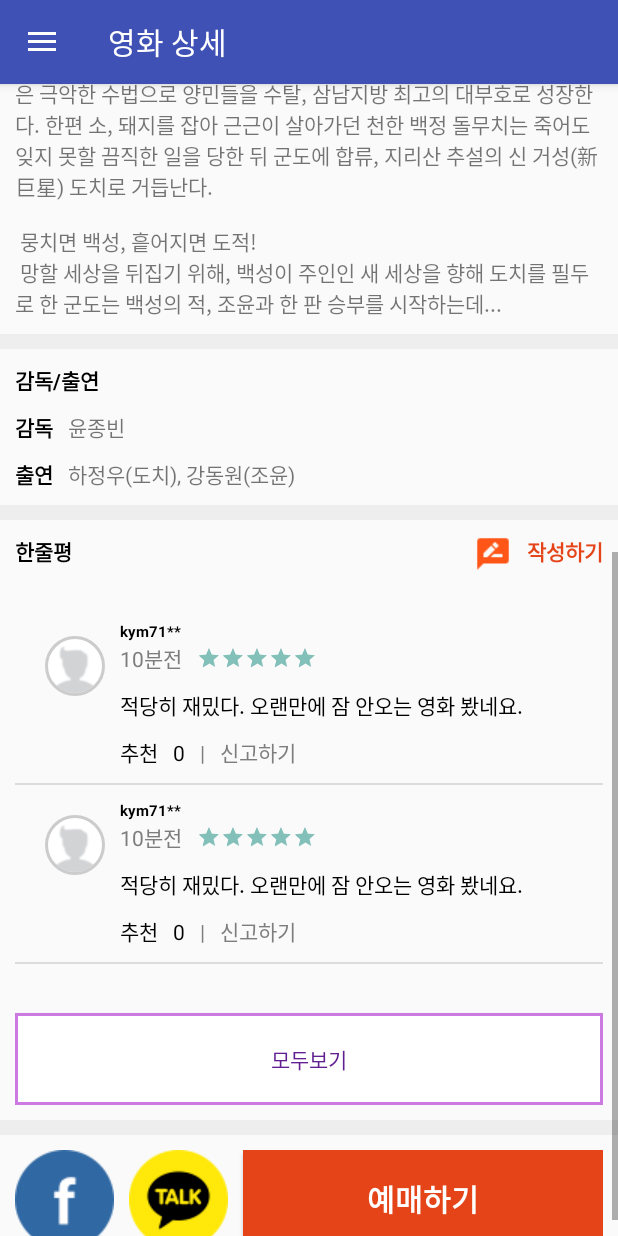
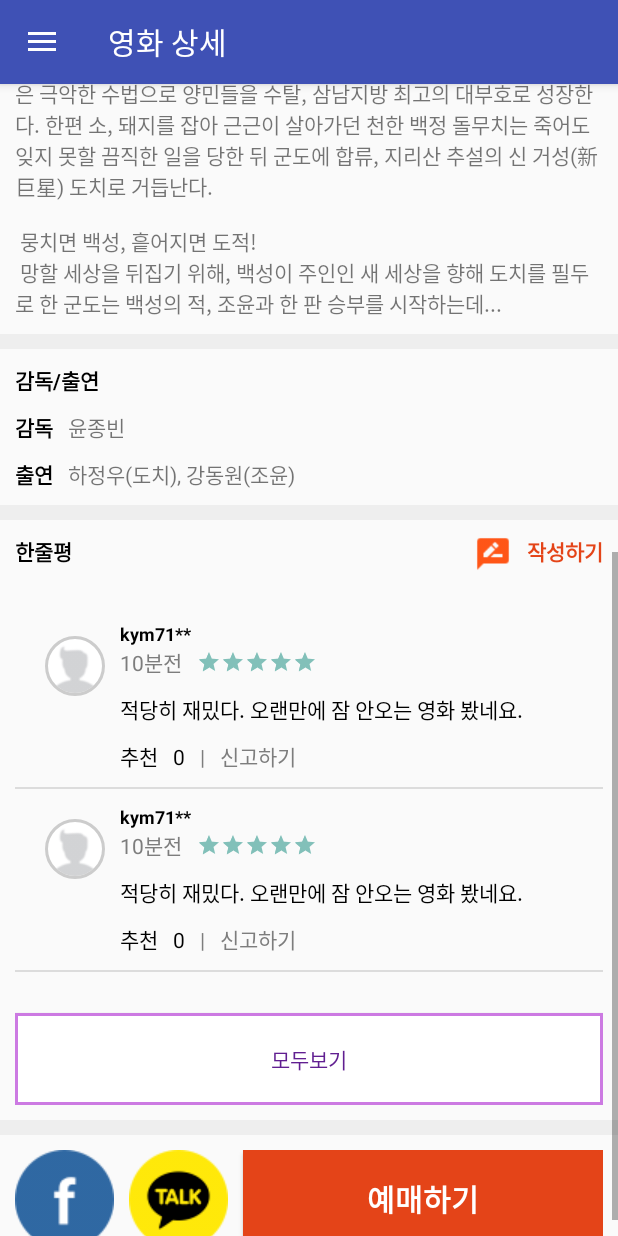
Before and after one commit to YunByungKwan/movieapp, an Android app: the MovieDetailFragment screen opened through its navigation route, scrolled down 537 dp, on a phone screen of 412 x 824 dp. Run offline under Robolectric (Android 15) with nearby library versions, the phone set to English and light mode, and no system bars; our stand-ins replace CircleImageView, data binding, navigation-ui.

Commit message:
refactor: Refactor Code

```diff
--- a/app/src/main/AndroidManifest.xml
+++ b/app/src/main/AndroidManifest.xml
@@ -20,11 +20,11 @@
             </intent-filter>
         </activity>
         <activity
-            android:name=".CommentListActivity"
+            android:name=".ui.comment.CommentListActivity"
             android:label="한줄평목록"
             android:theme="@style/AppNoActionBarTheme" />
         <activity
-            android:name=".CommentWriteActivity"
+            android:name=".ui.comment.CommentWriteActivity"
             android:label="한줄평작성" />
 
     </application>
--- a/app/src/main/java/ybk/org/movieapp/CommentAdapter.java
+++ b/app/src/main/java/ybk/org/movieapp/ui/comment/CommentAdapter.java
@@ -1,4 +1,4 @@
-package ybk.org.movieapp;
+package ybk.org.movieapp.ui.comment;
 
 import android.view.View;
 import android.view.ViewGroup;
--- a/app/src/main/java/ybk/org/movieapp/CommentItem.java
+++ b/app/src/main/java/ybk/org/movieapp/ui/comment/CommentItem.java
@@ -1,4 +1,4 @@
-package ybk.org.movieapp;
+package ybk.org.movieapp.ui.comment;
 
 @Deprecated
 public class CommentItem {
--- a/app/src/main/java/ybk/org/movieapp/CommentItemView.java
+++ b/app/src/main/java/ybk/org/movieapp/ui/comment/CommentItemView.java
@@ -1,4 +1,4 @@
-package ybk.org.movieapp;
+package ybk.org.movieapp.ui.comment;
 
 import android.content.Context;
 import android.util.AttributeSet;
@@ -8,6 +8,8 @@ import android.widget.LinearLayout;
 import android.widget.RatingBar;
 import android.widget.TextView;
 import androidx.annotation.Nullable;
+
+import ybk.org.movieapp.R;
 
 public class CommentItemView extends LinearLayout {
 
--- a/app/src/main/java/ybk/org/movieapp/CommentParcelable.java
+++ b/app/src/main/java/ybk/org/movieapp/ui/comment/CommentParcelable.java
@@ -1,4 +1,4 @@
-package ybk.org.movieapp;
+package ybk.org.movieapp.ui.comment;
 
 import android.os.Parcel;
 import android.os.Parcelable;
--- a/app/src/main/java/ybk/org/movieapp/CommentWriteActivity.java
+++ b/app/src/main/java/ybk/org/movieapp/ui/comment/CommentWriteActivity.java
@@ -1,13 +1,12 @@
-package ybk.org.movieapp;
+package ybk.org.movieapp.ui.comment;
 
 import androidx.appcompat.app.AppCompatActivity;
 import androidx.databinding.DataBindingUtil;
-
 import android.content.Intent;
 import android.os.Bundle;
 import android.util.Log;
 import android.widget.Toast;
-
+import ybk.org.movieapp.R;
 import ybk.org.movieapp.databinding.ActivityCommentWriteBinding;
 
 public class CommentWriteActivity extends AppCompatActivity {
--- a/app/src/main/java/ybk/org/movieapp/ui/moviedetail/MovieDetailFragment.java
+++ b/app/src/main/java/ybk/org/movieapp/ui/moviedetail/MovieDetailFragment.java
@@ -11,18 +11,18 @@ import android.view.LayoutInflater;
 import android.view.View;
 import android.view.ViewGroup;
 import java.util.ArrayList;
-import ybk.org.movieapp.CommentAdapter;
-import ybk.org.movieapp.CommentListActivity;
-import ybk.org.movieapp.CommentParcelable;
-import ybk.org.movieapp.CommentWriteActivity;
+import ybk.org.movieapp.ui.comment.CommentAdapter;
+import ybk.org.movieapp.ui.comment.CommentListActivity;
+import ybk.org.movieapp.ui.comment.CommentParcelable;
+import ybk.org.movieapp.ui.comment.CommentWriteActivity;
 import ybk.org.movieapp.R;
 import ybk.org.movieapp.databinding.FragmentMovieDetailBinding;
 
 public class MovieDetailFragment extends Fragment {
 
     private static final String TAG = "MovieDetailFragment";
-    private static final int REQUEST_COMMENT_WRITE_CODE = 101;
-    private static final int REQUEST_COMMENT_LIST_CODE = 102;
+    public static final int REQUEST_COMMENT_WRITE_CODE = 101;
+    public static final int REQUEST_COMMENT_LIST_CODE = 102;
 
     private FragmentMovieDetailBinding binding;
 
--- a/app/src/main/res/layout/activity_comment_list.xml
+++ b/app/src/main/res/layout/activity_comment_list.xml
@@ -6,7 +6,7 @@
 
         <variable
             name="activity"
-            type="ybk.org.movieapp.CommentListActivity" />
+            type="ybk.org.movieapp.ui.comment.CommentListActivity" />
 
     </data>
 
--- a/app/src/main/res/layout/activity_comment_write.xml
+++ b/app/src/main/res/layout/activity_comment_write.xml
@@ -5,7 +5,7 @@
 
         <variable
             name="activity"
-            type="ybk.org.movieapp.CommentWriteActivity" />
+            type="ybk.org.movieapp.ui.comment.CommentWriteActivity" />
 
     </data>
 
--- a/app/src/main/res/layout/comment_item_view.xml
+++ b/app/src/main/res/layout/comment_item_view.xml
@@ -24,7 +24,7 @@
             android:layout_width="wrap_content"
             android:layout_height="wrap_content"
             android:text="kym71**"
-            android:textSize="10dp"
+            android:textSize="12sp"
             android:textStyle="bold"
             android:textColor="#000000"/>
 
--- a/app/src/main/res/layout/fragment_movie_api.xml
+++ b/app/src/main/res/layout/fragment_movie_api.xml
@@ -9,5 +9,5 @@
         android:id="@+id/tv_movie_api"
         android:layout_width="match_parent"
         android:layout_height="wrap_content"
-        android:textSize="20dp"/>
+        android:textSize="20sp"/>
 </LinearLayout>
--- a/app/src/main/res/layout/fragment_movie_book.xml
+++ b/app/src/main/res/layout/fragment_movie_book.xml
@@ -10,6 +10,6 @@
         android:id="@+id/tv_movie_book"
         android:layout_width="match_parent"
         android:layout_height="wrap_content"
-        android:textSize="20dp" />
+        android:textSize="20sp" />
 
 </LinearLayout>
--- a/app/src/main/res/layout/fragment_user_settings.xml
+++ b/app/src/main/res/layout/fragment_user_settings.xml
@@ -9,6 +9,6 @@
         android:id="@+id/tv_user_settings"
         android:layout_width="match_parent"
         android:layout_height="wrap_content"
-        android:textSize="20dp"/>
+        android:textSize="20sp"/>
 
 </LinearLayout>
--- a/app/src/main/res/values/dimens.xml
+++ b/app/src/main/res/values/dimens.xml
@@ -2,8 +2,8 @@
 <resources>
 
     <!-- Text size -->
-    <dimen name="title_text_size">20dp</dimen>
-    <dimen name="text_size">15dp</dimen>
+    <dimen name="title_text_size">20sp</dimen>
+    <dimen name="text_size">15sp</dimen>
 
     <!-- Padding size -->
     <dimen name="base_padding_size">10dp</dimen>
```
Also changed, not shown: app/src/main/java/ybk/org/movieapp/ui/comment/CommentListActivity.java (renamed from app/src/main/java/ybk/org/movieapp/CommentListActivity.java, +5 -5 lines).
